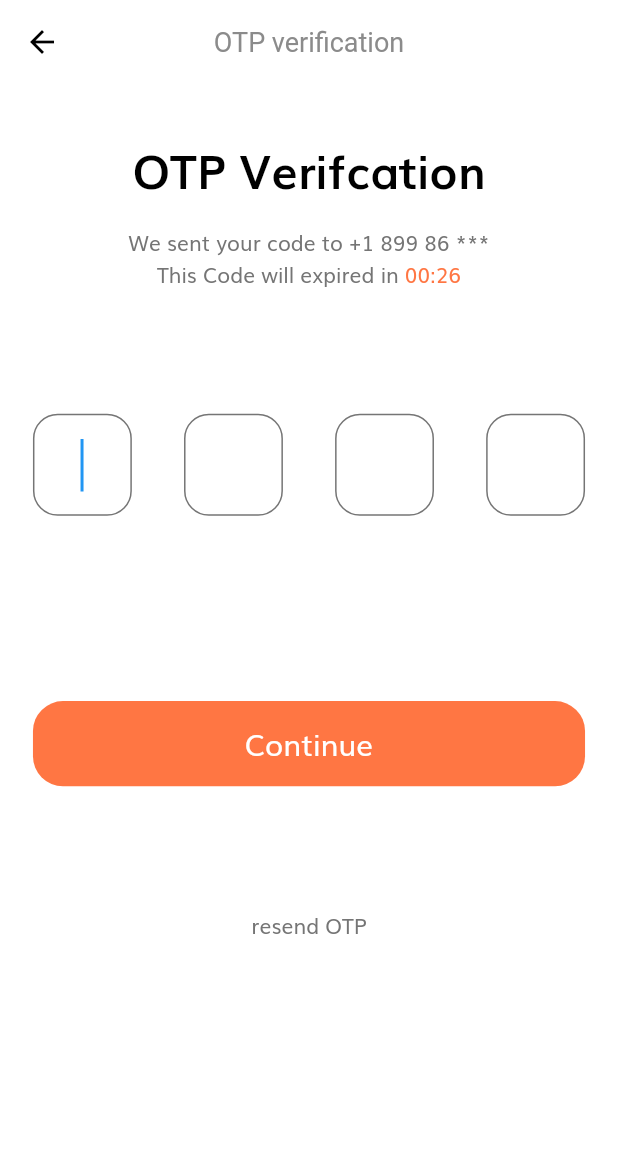
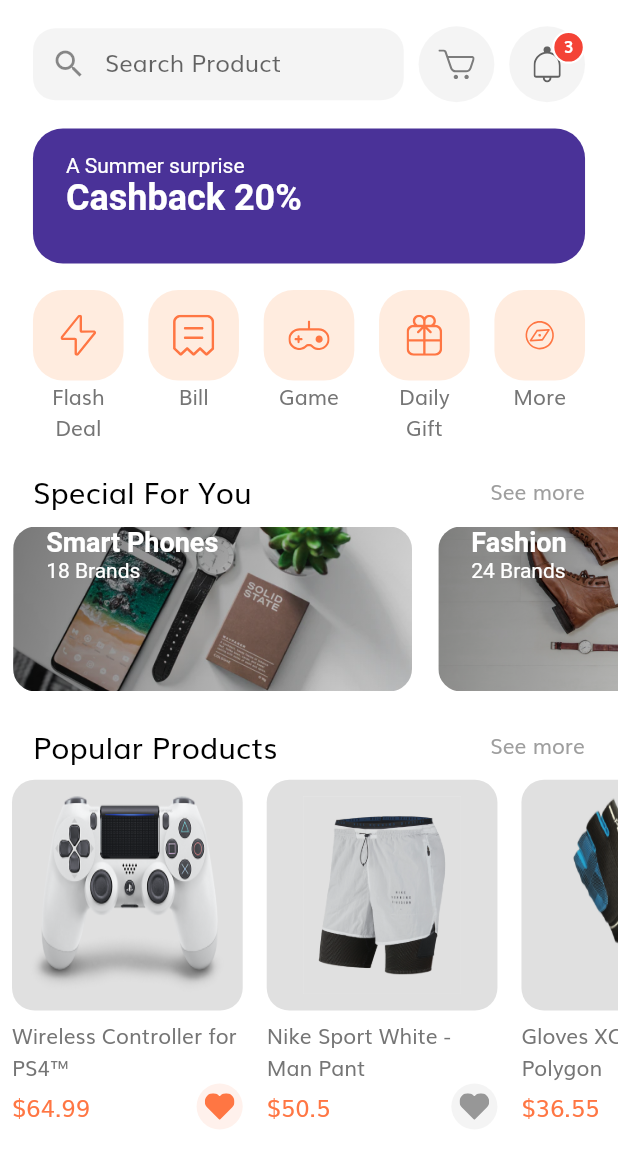
Before and after one commit to Adel-Saad/ecommerce, a Flutter app: the OtpScreen screen opened by its route, after a tap on "Continue", on a phone screen of 412 x 824 dp. Shown: the top 1168 px of the screen. Run offline on Flutter 3.47's test engine with Material 2 defaults, Android fonts, the phone set to English and light mode, and no system bars; our stand-ins replace flutter_svg.

Commit message:
adding home_page screen

```diff
--- /dev/null
+++ b/lib/models/Cart.dart
@@ -0,0 +1,19 @@
+import 'package:flutter/material.dart';
+
+import 'Product.dart';
+import 'Product.dart';
+
+class Cart {
+  final Product product;
+  final int numOfItem;
+
+  Cart({@required this.product, @required this.numOfItem});
+}
+
+// Demo data for our cart
+
+List<Cart> demoCarts = [
+  Cart(product: demoProducts[0], numOfItem: 2),
+  Cart(product: demoProducts[1], numOfItem: 1),
+  Cart(product: demoProducts[3], numOfItem: 1),
+];
--- /dev/null
+++ b/lib/models/Product.dart
@@ -0,0 +1,103 @@
+import 'package:flutter/material.dart';
+
+class Product {
+  final int id;
+  final String title, description;
+  final List<String> images;
+  final List<Color> colors;
+  final double rating, price;
+  final bool isFavourite, isPopular;
+
+  Product({
+    @required this.id,
+    @required this.images,
+    @required this.colors,
+    this.rating = 0.0,
+    this.isFavourite = false,
+    this.isPopular = false,
+    @required this.title,
+    @required this.price,
+    @required this.description,
+  });
+}
+
+// Our demo Products
+
+List<Product> demoProducts = [
+  Product(
+    id: 1,
+    images: [
+      "assets/images/ps4_console_white_1.png",
+      "assets/images/ps4_console_white_2.png",
+      "assets/images/ps4_console_white_3.png",
+      "assets/images/ps4_console_white_4.png",
+    ],
+    colors: [
+      Color(0xFFF6625E),
+      Color(0xFF836DB8),
+      Color(0xFFDECB9C),
+      Colors.white,
+    ],
+    title: "Wireless Controller for PS4™",
+    price: 64.99,
+    description: description,
+    rating: 4.8,
+    isFavourite: true,
+    isPopular: true,
+  ),
+  Product(
+    id: 2,
+    images: [
+      "assets/images/Image Popular Product 2.png",
+    ],
+    colors: [
+      Color(0xFFF6625E),
+      Color(0xFF836DB8),
+      Color(0xFFDECB9C),
+      Colors.white,
+    ],
+    title: "Nike Sport White - Man Pant",
+    price: 50.5,
+    description: description,
+    rating: 4.1,
+    isPopular: true,
+  ),
+  Product(
+    id: 3,
+    images: [
+      "assets/images/glap.png",
+    ],
+    colors: [
+      Color(0xFFF6625E),
+      Color(0xFF836DB8),
+      Color(0xFFDECB9C),
+      Colors.white,
+    ],
+    title: "Gloves XC Omega - Polygon",
+    price: 36.55,
+    description: description,
+    rating: 4.1,
+    isFavourite: true,
+    isPopular: true,
+  ),
+  Product(
+    id: 4,
+    images: [
+      "assets/images/wireless headset.png",
+    ],
+    colors: [
+      Color(0xFFF6625E),
+      Color(0xFF836DB8),
+      Color(0xFFDECB9C),
+      Colors.white,
+    ],
+    title: "Logitech Head",
+    price: 20.20,
+    description: description,
+    rating: 4.1,
+    isFavourite: true,
+  ),
+];
+
+const String description =
+    "Wireless Controller for PS4™ gives you what you want in your gaming from over precision control your games to sharing …";
--- a/lib/routes.dart
+++ b/lib/routes.dart
@@ -1,5 +1,6 @@
 import 'package:e_commerce_app/screens/complete_profile/complete_profile.dart';
 import 'package:e_commerce_app/screens/forget_password/forgot_password.dart';
+import 'package:e_commerce_app/screens/home/home.dart';
 import 'package:e_commerce_app/screens/login_success/log_in_success.dart';
 import 'package:e_commerce_app/screens/opt/opt.dart';
 import 'package:e_commerce_app/screens/sign_in/sign_in_screen.dart';
@@ -15,4 +16,5 @@ final Map<String, WidgetBuilder> routes = {
   SignUp.routeName: (context) => SignUp(),
   CompleteProfile.routeName: (context) => CompleteProfile(),
   OtpScreen.routeName: (context) => OtpScreen(),
+  HomeScreen.routeName: (context) => HomeScreen(),
 };
--- /dev/null
+++ b/lib/screens/home/components/body.dart
@@ -0,0 +1,40 @@
+import 'package:e_commerce_app/constants.dart';
+import 'package:e_commerce_app/models/Product.dart';
+import 'package:e_commerce_app/screens/home/components/categories.dart';
+import 'package:e_commerce_app/screens/home/components/discount_banner.dart';
+import 'package:e_commerce_app/screens/home/components/popular_products.dart';
+import 'package:e_commerce_app/screens/home/components/section_title.dart';
+import 'package:e_commerce_app/screens/home/components/special_offer.dart';
+import 'package:e_commerce_app/size_config.dart';
+import 'package:flutter/material.dart';
+
+import 'home_header.dart';
+
+class Body extends StatelessWidget {
+  @override
+  Widget build(BuildContext context) {
+    return SafeArea(
+      child: SingleChildScrollView(
+        child: Column(
+          children: [
+            SizedBox(height: getProportionateScreenWidth(16)),
+            HomeHeader(),
+            SizedBox(height: getProportionateScreenWidth(16)),
+            DiscountBanner(),
+            SizedBox(height: getProportionateScreenWidth(16)),
+            Categories(),
+            SizedBox(height: getProportionateScreenWidth(16)),
+            SpecialOffer(),
+            SizedBox(height: getProportionateScreenWidth(20)),
+            SectionTitle(
+              text: "Popular Products",
+              press: () {},
+            ),
+            PopularProducts(),
+            SizedBox(height: getProportionateScreenWidth(20)),
+          ],
+        ),
+      ),
+    );
+  }
+}
--- /dev/null
+++ b/lib/screens/home/components/categories.dart
@@ -0,0 +1,75 @@
+import 'package:e_commerce_app/size_config.dart';
+import 'package:flutter/material.dart';
+import 'package:flutter_svg/flutter_svg.dart';
+
+class Categories extends StatelessWidget {
+  List<Map<String, dynamic>> categories = [
+    {"icon": "assets/icons/Flash Icon.svg", "text": "Flash Deal"},
+    {"icon": "assets/icons/Bill Icon.svg", "text": "Bill"},
+    {"icon": "assets/icons/Game Icon.svg", "text": "Game"},
+    {"icon": "assets/icons/Gift Icon.svg", "text": "Daily Gift"},
+    {"icon": "assets/icons/Discover.svg", "text": "More"},
+  ];
+  @override
+  Widget build(BuildContext context) {
+    return Padding(
+      padding:
+          EdgeInsets.symmetric(horizontal: getProportionateScreenWidth(20)),
+      child: Row(
+        mainAxisAlignment: MainAxisAlignment.spaceBetween,
+        crossAxisAlignment: CrossAxisAlignment.start,
+        children: [
+          ...List.generate(
+            categories.length,
+            (index) => CategoryCard(
+              icon: categories[index]["icon"],
+              text: categories[index]["text"],
+              press: () {},
+            ),
+          ),
+        ],
+      ),
+    );
+  }
+}
+
+//==============================================================================
+class CategoryCard extends StatelessWidget {
+  final String icon, text;
+  final GestureTapCallback press;
+
+  const CategoryCard({
+    @required this.icon,
+    @required this.text,
+    @required this.press,
+  });
+
+  @override
+  Widget build(BuildContext context) {
+    return SizedBox(
+      width: getProportionateScreenWidth(55),
+      child: Column(
+        children: [
+          GestureDetector(
+            onTap: press,
+            child: AspectRatio(
+              aspectRatio: 1,
+              child: Container(
+                padding: EdgeInsets.all(getProportionateScreenWidth(15)),
+                decoration: BoxDecoration(
+                  color: Color(0XFFFFECDF),
+                  borderRadius: BorderRadius.circular(20),
+                ),
+                child: SvgPicture.asset(icon),
+              ),
+            ),
+          ),
+          Text(
+            text,
+            textAlign: TextAlign.center,
+          ),
+        ],
+      ),
+    );
+  }
+}
--- /dev/null
+++ b/lib/screens/home/components/discount_banner.dart
@@ -0,0 +1,38 @@
+import 'package:flutter/material.dart';
+
+import '../../../size_config.dart';
+
+class DiscountBanner extends StatelessWidget {
+  const DiscountBanner({
+    Key key,
+  }) : super(key: key);
+
+  @override
+  Widget build(BuildContext context) {
+    return Container(
+      padding: EdgeInsets.symmetric(
+        horizontal: getProportionateScreenWidth(20),
+        vertical: getProportionateScreenWidth(15),
+      ),
+      margin: EdgeInsets.symmetric(horizontal: getProportionateScreenWidth(20)),
+      width: double.infinity,
+      height: 90,
+      decoration: BoxDecoration(
+        color: Color(0XFF4A3298),
+        borderRadius: BorderRadius.circular(20),
+      ),
+      child: Text.rich(
+        TextSpan(
+          text: "A Summer surprise\n",
+          style: TextStyle(color: Colors.white),
+          children: [
+            TextSpan(
+              text: "Cashback 20%",
+              style: TextStyle(fontSize: 24, fontWeight: FontWeight.bold),
+            ),
+          ],
+        ),
+      ),
+    );
+  }
+}
--- /dev/null
+++ b/lib/screens/home/components/home_header.dart
@@ -0,0 +1,35 @@
+import 'package:e_commerce_app/screens/home/components/icon_btn_wz_counter.dart';
+import 'package:e_commerce_app/screens/home/components/search_field.dart';
+import 'package:flutter/material.dart';
+
+import '../../../size_config.dart';
+
+class HomeHeader extends StatelessWidget {
+  const HomeHeader({
+    Key key,
+  }) : super(key: key);
+
+  @override
+  Widget build(BuildContext context) {
+    return Padding(
+      padding: EdgeInsets.symmetric(
+        horizontal: getProportionateScreenWidth(20),
+      ),
+      child: Row(
+        mainAxisAlignment: MainAxisAlignment.spaceBetween,
+        children: [
+          SearchField(),
+          IconBtnWzCounter(
+            press: () {},
+            svgSrc: "assets/icons/Cart Icon.svg",
+          ),
+          IconBtnWzCounter(
+            numOfItems: 3,
+            press: () {},
+            svgSrc: "assets/icons/Bell.svg",
+          ),
+        ],
+      ),
+    );
+  }
+}
--- /dev/null
+++ b/lib/screens/home/components/icon_btn_wz_counter.dart
@@ -0,0 +1,62 @@
+import 'package:flutter/material.dart';
+import 'package:flutter_svg/svg.dart';
+
+import '../../../constants.dart';
+import '../../../size_config.dart';
+
+class IconBtnWzCounter extends StatelessWidget {
+  final String svgSrc;
+  final int numOfItems;
+  final GestureTapCallback press;
+
+  const IconBtnWzCounter({
+    @required this.svgSrc,
+    this.numOfItems = 0,
+    @required this.press,
+  });
+
+  @override
+  Widget build(BuildContext context) {
+    return InkWell(
+      borderRadius: BorderRadius.circular(15),
+      onTap: press,
+      child: Stack(overflow: Overflow.visible, children: [
+        Container(
+            padding: EdgeInsets.all(
+              getProportionateScreenWidth(12),
+            ),
+            height: getProportionateScreenWidth(46),
+            width: getProportionateScreenWidth(46),
+            decoration: BoxDecoration(
+              color: kSecondaryColor.withOpacity(0.1),
+              shape: BoxShape.circle,
+            ),
+            child: SvgPicture.asset(svgSrc)),
+        if (numOfItems != 0)
+          Positioned(
+            right: 0,
+            top: 3,
+            child: Container(
+              width: getProportionateScreenWidth(20),
+              height: getProportionateScreenWidth(20),
+              decoration: BoxDecoration(
+                  color: Colors.red,
+                  shape: BoxShape.circle,
+                  border: Border.all(
+                    color: Colors.white,
+                    width: 1.5,
+                  )),
+              child: Text(
+                "${numOfItems}",
+                textAlign: TextAlign.center,
+                style: TextStyle(
+                    color: Colors.white,
+                    fontSize: getProportionateScreenWidth(10),
+                    fontWeight: FontWeight.w600),
+              ),
+            ),
+          ),
+      ]),
+    );
+  }
+}
--- /dev/null
+++ b/lib/screens/home/components/popular_products.dart
@@ -0,0 +1,113 @@
+import 'package:e_commerce_app/models/Product.dart';
+import 'package:flutter/material.dart';
+import 'package:flutter_svg/flutter_svg.dart';
+
+import '../../../constants.dart';
+import '../../../size_config.dart';
+
+class PopularProducts extends StatelessWidget {
+  Product product;
+  @override
+  Widget build(BuildContext context) {
+    return SingleChildScrollView(
+      scrollDirection: Axis.horizontal,
+      child: Row(
+        crossAxisAlignment: CrossAxisAlignment.start,
+        children: [
+          ...List.generate(
+            demoProducts.length,
+            (index) => PopularProductsCard(
+              product: demoProducts[index],
+            ),
+          ),
+          SizedBox(
+            width: getProportionateScreenWidth(20),
+          )
+        ],
+      ),
+    );
+  }
+}
+
+class PopularProductsCard extends StatelessWidget {
+  final Product product;
+
+  PopularProductsCard({
+    @required this.product,
+  });
+
+  @override
+  Widget build(BuildContext context) {
+    return Padding(
+      padding: const EdgeInsets.all(8.0),
+      child: Column(
+        crossAxisAlignment: CrossAxisAlignment.start,
+        children: [
+          Stack(
+            children: [
+              Container(
+                padding: EdgeInsets.all(getProportionateScreenWidth(10)),
+                width: getProportionateScreenWidth(140),
+                height: getProportionateScreenWidth(140),
+                decoration: BoxDecoration(
+                  borderRadius: BorderRadius.circular(15),
+                  color: Colors.black12,
+                ),
+                child: Image.asset(
+                  product.images[0],
+                  fit: BoxFit.fill,
+                ),
+              ),
+            ],
+          ),
+          SizedBox(
+            height: getProportionateScreenWidth(06),
+          ),
+          SizedBox(
+            width: getProportionateScreenWidth(140),
+            child: Text(
+              product.title,
+              style: TextStyle(fontSize: 14),
+              maxLines: 2,
+              textAlign: TextAlign.start,
+            ),
+          ),
+          SizedBox(
+            width: getProportionateScreenWidth(140),
+            child: Row(
+              mainAxisAlignment: MainAxisAlignment.spaceBetween,
+              children: [
+                SizedBox(
+                  child: Text(
+                    "\$${product.price}",
+                    style: TextStyle(fontSize: 16, color: kPrimaryColor),
+                    maxLines: 2,
+                    textAlign: TextAlign.start,
+                  ),
+                ),
+                InkWell(
+                  onTap: () {},
+                  child: Container(
+                    padding: EdgeInsets.all(getProportionateScreenWidth(05)),
+                    width: getProportionateScreenWidth(28),
+                    height: getProportionateScreenWidth(28),
+                    decoration: BoxDecoration(
+                        color: product.isFavourite
+                            ? kPrimaryColor.withOpacity(0.1)
+                            : kSecondaryColor.withOpacity(0.10),
+                        shape: BoxShape.circle),
+                    child: SvgPicture.asset(
+                      "assets/icons/Heart Icon_2.svg",
+                      color:
+                          product.isFavourite ? kPrimaryColor : kSecondaryColor,
+                    ),
+                  ),
+                )
+              ],
+            ),
+          ),
+        ],
+      ),
+    );
+  }
+}
--- /dev/null
+++ b/lib/screens/home/components/search_field.dart
@@ -0,0 +1,35 @@
+import 'package:flutter/material.dart';
+
+import '../../../constants.dart';
+import '../../../size_config.dart';
+
+class SearchField extends StatelessWidget {
+  const SearchField({
+    Key key,
+  }) : super(key: key);
+
+  @override
+  Widget build(BuildContext context) {
+    return Container(
+      width: SizeConfig.screenWidth * 0.60,
+      // height: 50,
+      decoration: BoxDecoration(
+        color: kSecondaryColor.withOpacity(0.1),
+        borderRadius: BorderRadius.circular(15),
+      ),
+      child: TextField(
+        decoration: InputDecoration(
+          enabledBorder: InputBorder.none,
+          focusedBorder: InputBorder.none,
+          hintText: "Search Product",
+          prefixIcon: Icon(Icons.search),
+          contentPadding: EdgeInsets.symmetric(
+            horizontal: getProportionateScreenWidth(20),
+            vertical: getProportionateScreenWidth(9),
+          ),
+        ),
+        onChanged: (value) {},
+      ),
+    );
+  }
+}
--- /dev/null
+++ b/lib/screens/home/components/section_title.dart
@@ -0,0 +1,40 @@
+import 'package:flutter/material.dart';
+
+import '../../../size_config.dart';
+
+class SectionTitle extends StatelessWidget {
+  final String text;
+  final GestureTapCallback press;
+
+  const SectionTitle({
+    @required this.text,
+    @required this.press,
+  });
+
+  @override
+  Widget build(BuildContext context) {
+    return Padding(
+      padding:
+          EdgeInsets.symmetric(horizontal: getProportionateScreenWidth(20)),
+      child: Row(
+        mainAxisAlignment: MainAxisAlignment.spaceBetween,
+        children: [
+          Text(
+            text,
+            style: TextStyle(
+              fontSize: getProportionateScreenWidth(18),
+              color: Colors.black,
+            ),
+          ),
+          GestureDetector(
+            onTap: press,
+            child: Text(
+              "See more",
+              style: TextStyle(color: Colors.grey),
+            ),
+          ),
+        ],
+      ),
+    );
+  }
+}
--- /dev/null
+++ b/lib/screens/home/components/special_offer.dart
@@ -0,0 +1,101 @@
+import 'package:e_commerce_app/screens/home/components/section_title.dart';
+import 'package:flutter/material.dart';
+
+import '../../../size_config.dart';
+
+class SpecialOffer extends StatelessWidget {
+  @override
+  Widget build(BuildContext context) {
+    return Column(
+      children: [
+        SectionTitle(
+          text: "Special For You",
+          press: () {},
+        ),
+        SizedBox(height: getProportionateScreenWidth(08)),
+        SingleChildScrollView(
+          scrollDirection: Axis.horizontal,
+          child: Row(
+            children: [
+              SpecialOfferCard(
+                image: "assets/images/Image Banner 2.png",
+                number: 18,
+                press: () {},
+                text: "Smart Phones",
+              ),
+              SpecialOfferCard(
+                image: "assets/images/Image Banner 3.png",
+                number: 24,
+                press: () {},
+                text: "Fashion  ",
+              ),
+            ],
+          ),
+        ),
+      ],
+    );
+  }
+}
+
+class SpecialOfferCard extends StatelessWidget {
+  final String text;
+  final String image;
+  final int number;
+  final GestureTapCallback press;
+
+  SpecialOfferCard({
+    @required this.text,
+    @required this.image,
+    @required this.number,
+    @required this.press,
+  });
+
+  @override
+  Widget build(BuildContext context) {
+    return Padding(
+      padding:
+          EdgeInsets.symmetric(horizontal: getProportionateScreenWidth(08)),
+      child: SizedBox(
+        width: getProportionateScreenWidth(242),
+        height: getProportionateScreenWidth(100),
+        child: ClipRRect(
+          borderRadius: BorderRadius.circular(15),
+          child: Stack(
+            children: [
+              Image.asset(
+                image,
+                fit: BoxFit.cover,
+              ),
+              Container(
+                decoration: BoxDecoration(
+                  gradient: LinearGradient(
+                    colors: [
+                      Colors.black54.withOpacity(0.50),
+                      Colors.black54.withOpacity(0.07),
+                    ],
+                    begin: Alignment.topLeft,
+                    end: Alignment.bottomRight,
+                  ),
+                ),
+              ),
+              Padding(
+                padding: EdgeInsets.symmetric(
+                    horizontal: getProportionateScreenWidth(20)),
+                child: Text.rich(
+                  TextSpan(style: TextStyle(color: Colors.white), children: [
+                    TextSpan(
+                      text: "$text\n",
+                      style:
+                          TextStyle(fontSize: 18, fontWeight: FontWeight.bold),
+                    ),
+                    TextSpan(text: "${number} Brands"),
+                  ]),
+                ),
+              ),
+            ],
+          ),
+        ),
+      ),
+    );
+  }
+}
--- /dev/null
+++ b/lib/screens/home/home.dart
@@ -0,0 +1,12 @@
+import 'package:e_commerce_app/screens/home/components/body.dart';
+import 'package:flutter/material.dart';
+
+class HomeScreen extends StatelessWidget {
+  static String routeName = "/home_screen";
+  @override
+  Widget build(BuildContext context) {
+    return Scaffold(
+      body: Body(),
+    );
+  }
+}
--- a/lib/screens/login_success/components/body.dart
+++ b/lib/screens/login_success/components/body.dart
@@ -1,4 +1,5 @@
 import 'package:e_commerce_app/components/default_button.dart';
+import 'package:e_commerce_app/screens/home/home.dart';
 import 'package:e_commerce_app/size_config.dart';
 import 'package:flutter/cupertino.dart';
 import 'package:flutter/material.dart';
@@ -33,7 +34,9 @@ class Body extends StatelessWidget {
             horizontal: SizeConfig.screenWidth * 0.20,
           ),
           child: DefaultButton(
-            press: () {},
+            press: () {
+              Navigator.pushNamed(context, HomeScreen.routeName);
+            },
             text: "Back to Home",
           ),
         ),
--- a/lib/screens/opt/components/body.dart
+++ b/lib/screens/opt/components/body.dart
@@ -1,4 +1,5 @@
 import 'package:e_commerce_app/components/default_button.dart';
+import 'package:e_commerce_app/screens/home/home.dart';
 import 'package:e_commerce_app/size_config.dart';
 import 'package:flutter/material.dart';
 import '../components/otp_form.dart';
@@ -36,7 +37,9 @@ class Body extends StatelessWidget {
                 height: SizeConfig.screenHeight * 0.15,
               ),
               DefaultButton(
-                press: () {},
+                press: () {
+                  Navigator.pushNamed(context, HomeScreen.routeName);
+                },
                 text: "Continue",
               ),
               SizedBox(
```
